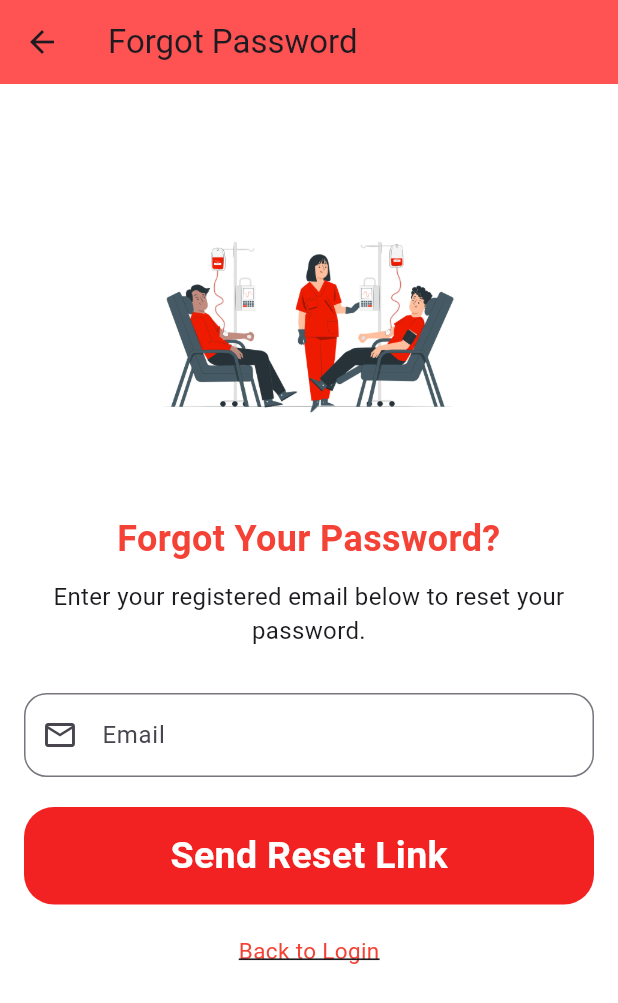
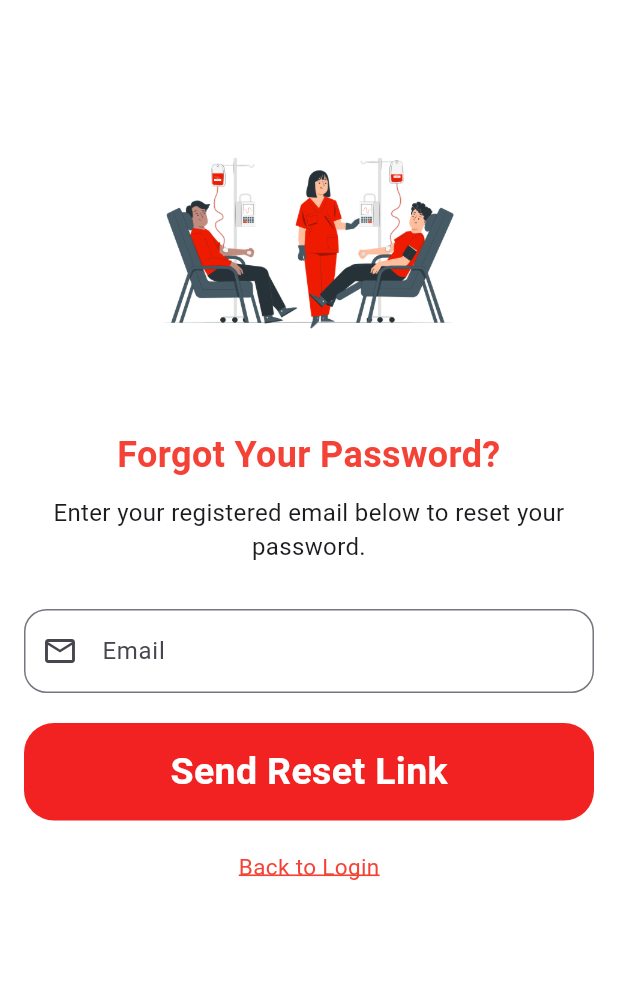
Before and after one commit to AnwarSayuthi/blood_donation, a Flutter app: the ForgotPasswordPage screen opened directly, on a phone screen of 412 x 824 dp. Shown: the top 1003 px of the screen. Run offline on Flutter 3.47's test engine with Material 3 defaults, Android fonts, the phone set to English and light mode, and no system bars; our stand-ins replace cloud_firestore, firebase_auth, firebase_core, flutter_map, latlong2; accounts and stored records are empty; network calls fail.

Commit message:
file with icon

```diff
--- a/lib/pages/FindDonor.dart
+++ b/lib/pages/FindDonor.dart
@@ -224,7 +224,6 @@ class _FindDonorPageState extends State<FindDonorPage> {
 
     // Render the main content after loading.
     return Scaffold(
-      appBar: AppBar(title: const Text("Find Donor")),
       body: Padding(
         padding: const EdgeInsets.all(16.0),
         child: Form(
--- a/lib/pages/FogotPasswordPage.dart
+++ b/lib/pages/FogotPasswordPage.dart
@@ -38,10 +38,6 @@ class ForgotPasswordPage extends StatelessWidget {
   Widget build(BuildContext context) {
     return Scaffold(
       backgroundColor: Colors.white,
-      appBar: AppBar(
-        title: Text('Forgot Password'),
-        backgroundColor: Colors.redAccent,
-      ),
       body: SingleChildScrollView(
         child: Padding(
           padding: const EdgeInsets.all(16.0),
@@ -95,6 +91,7 @@ class ForgotPasswordPage extends StatelessWidget {
                     fontSize: 15,
                     color: Colors.red,
                     decoration: TextDecoration.underline,
+                    decorationColor: Colors.red, // Set underline color
                     decorationThickness: 1.5,
                   ),
                 ),
--- a/pubspec.yaml
+++ b/pubspec.yaml
@@ -46,6 +46,7 @@ dependencies:
 dev_dependencies:
   flutter_test:
     sdk: flutter
+  flutter_launcher_icons: "^0.14.3"
 
   # The "flutter_lints" package below contains a set of recommended lints to
   # encourage good coding practices. The lint set provided by the package is
@@ -56,7 +57,10 @@ dev_dependencies:
 
 # For information on the generic Dart part of this file, see the
 # following page: https://dart.dev/tools/pub/pubspec
-
+flutter_launcher_icons:
+  android: "launcher_icon"
+  image_path: "images/icon.png"
+  min_sdk_android: 21 # android min sdk min:16, default 21
 # The following section is specific to Flutter packages.
 flutter:
 
```
Also changed, not shown: images/icon.png (added).
